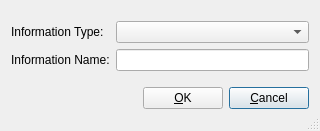
Old version of the form src/frontends/qt4/ui/InfoUi.ui in the repository cburschka/lyx.
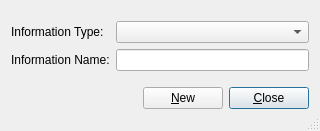
New version of the form.

What changed in the file:
```diff
--- a/src/frontends/qt4/ui/InfoUi.ui
+++ b/src/frontends/qt4/ui/InfoUi.ui
@@ -61,14 +61,14 @@
      <item>
       <widget class="QPushButton" name="okPB" >
        <property name="text" >
-        <string>&amp;OK</string>
+        <string>&amp;New</string>
        </property>
       </widget>
      </item>
      <item>
       <widget class="QPushButton" name="cancelPB" >
        <property name="text" >
-        <string>&amp;Cancel</string>
+        <string>&amp;Close</string>
        </property>
        <property name="default" >
         <bool>true</bool>
```
Left out of the diff: 6 changed lines with no effect on the pictures.
